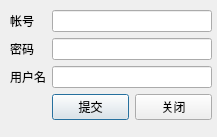
Qt form regist.ui (lwher/Library-System) before a commit.
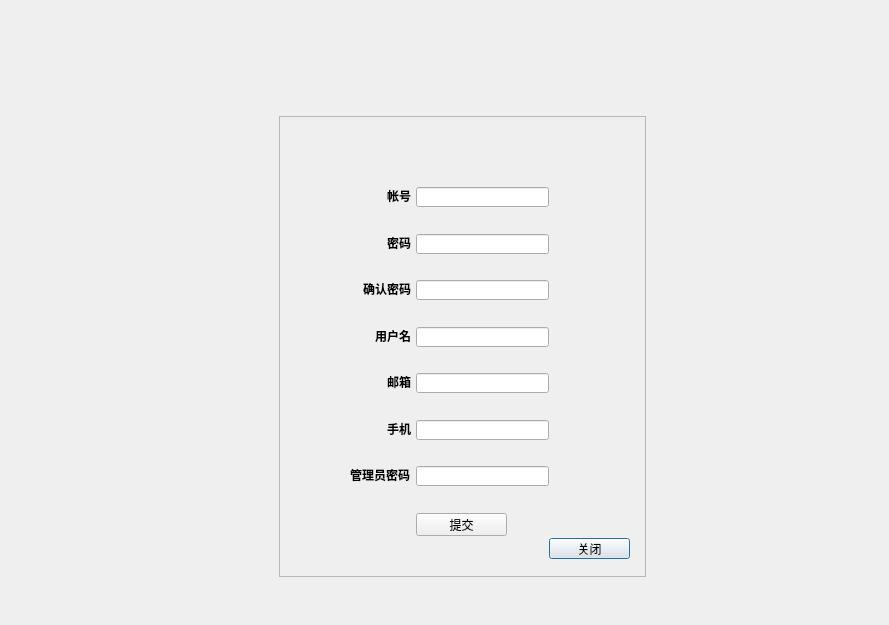
The same form after that commit. Icons and pictures are not drawn.

The edit to the form file:
```diff
--- a/regist.ui
+++ b/regist.ui
@@ -2,84 +2,301 @@
 <ui version="4.0">
  <class>regist</class>
  <widget class="QDialog" name="regist">
+  <property name="windowModality">
+   <enum>Qt::NonModal</enum>
+  </property>
+  <property name="enabled">
+   <bool>true</bool>
+  </property>
   <property name="geometry">
    <rect>
     <x>0</x>
     <y>0</y>
-    <width>217</width>
-    <height>137</height>
+    <width>889</width>
+    <height>625</height>
    </rect>
   </property>
   <property name="windowTitle">
    <string>Dialog</string>
   </property>
-  <widget class="QWidget" name="gridLayoutWidget">
+  <property name="styleSheet">
+   <string notr="true"/>
+  </property>
+  <property name="sizeGripEnabled">
+   <bool>false</bool>
+  </property>
+  <widget class="QLineEdit" name="key_edit">
    <property name="geometry">
     <rect>
-     <x>10</x>
-     <y>10</y>
-     <width>202</width>
-     <height>111</height>
+     <x>416</x>
+     <y>234</y>
+     <width>133</width>
+     <height>20</height>
     </rect>
    </property>
-   <layout class="QGridLayout" name="gridLayout">
-    <item row="3" column="1">
-     <widget class="QLineEdit" name="name_edit"/>
-    </item>
-    <item row="3" column="0">
-     <widget class="QLabel" name="label_3">
-      <property name="text">
-       <string>用户名</string>
-      </property>
-     </widget>
-    </item>
-    <item row="0" column="1">
-     <widget class="QLineEdit" name="id_edit"/>
-    </item>
-    <item row="0" column="0">
-     <widget class="QLabel" name="label">
-      <property name="frameShape">
-       <enum>QFrame::NoFrame</enum>
-      </property>
-      <property name="text">
-       <string>帐号</string>
-      </property>
-     </widget>
-    </item>
-    <item row="2" column="0">
-     <widget class="QLabel" name="label_2">
-      <property name="text">
-       <string>密码</string>
-      </property>
-     </widget>
-    </item>
-    <item row="2" column="1">
-     <widget class="QLineEdit" name="key_edit">
-      <property name="echoMode">
-       <enum>QLineEdit::Normal</enum>
-      </property>
-     </widget>
-    </item>
-    <item row="4" column="1">
-     <layout class="QHBoxLayout" name="horizontalLayout">
-      <item>
-       <widget class="QPushButton" name="submit_but">
-        <property name="text">
-         <string>提交</string>
-        </property>
-       </widget>
-      </item>
-      <item>
-       <widget class="QPushButton" name="exit_but">
-        <property name="text">
-         <string>关闭</string>
-        </property>
-       </widget>
-      </item>
-     </layout>
-    </item>
-   </layout>
+   <property name="echoMode">
+    <enum>QLineEdit::Normal</enum>
+   </property>
   </widget>
+  <widget class="QLabel" name="label_2">
+   <property name="geometry">
+    <rect>
+     <x>350</x>
+     <y>234</y>
+     <width>61</width>
+     <height>17</height>
+    </rect>
+   </property>
+   <property name="styleSheet">
+    <string notr="true">font: 75 9pt &quot;微软雅黑&quot;;</string>
+   </property>
+   <property name="text">
+    <string>&lt;html&gt;&lt;head/&gt;&lt;body&gt;&lt;p align=&quot;right&quot;&gt;&lt;span style=&quot; font-weight:600;&quot;&gt;密码&lt;/span&gt;&lt;/p&gt;&lt;/body&gt;&lt;/html&gt;</string>
+   </property>
+  </widget>
+  <widget class="QLabel" name="label_6">
+   <property name="geometry">
+    <rect>
+     <x>350</x>
+     <y>466</y>
+     <width>60</width>
+     <height>17</height>
+    </rect>
+   </property>
+   <property name="styleSheet">
+    <string notr="true">font: 75 9pt &quot;微软雅黑&quot;;</string>
+   </property>
+   <property name="text">
+    <string>&lt;html&gt;&lt;head/&gt;&lt;body&gt;&lt;p align=&quot;right&quot;&gt;&lt;span style=&quot; font-weight:600;&quot;&gt;管理员密码&lt;/span&gt;&lt;/p&gt;&lt;/body&gt;&lt;/html&gt;</string>
+   </property>
+  </widget>
+  <widget class="QLineEdit" name="admin_edit">
+   <property name="geometry">
+    <rect>
+     <x>416</x>
+     <y>466</y>
+     <width>133</width>
+     <height>20</height>
+    </rect>
+   </property>
+  </widget>
+  <widget class="QLabel" name="label">
+   <property name="enabled">
+    <bool>true</bool>
+   </property>
+   <property name="geometry">
+    <rect>
+     <x>350</x>
+     <y>187</y>
+     <width>61</width>
+     <height>17</height>
+    </rect>
+   </property>
+   <property name="acceptDrops">
+    <bool>false</bool>
+   </property>
+   <property name="styleSheet">
+    <string notr="true">font: 75 9pt &quot;微软雅黑&quot;;</string>
+   </property>
+   <property name="frameShape">
+    <enum>QFrame::NoFrame</enum>
+   </property>
+   <property name="frameShadow">
+    <enum>QFrame::Plain</enum>
+   </property>
+   <property name="text">
+    <string>&lt;html&gt;&lt;head/&gt;&lt;body&gt;&lt;p align=&quot;right&quot;&gt;&lt;span style=&quot; font-weight:600;&quot;&gt;帐号&lt;/span&gt;&lt;/p&gt;&lt;/body&gt;&lt;/html&gt;</string>
+   </property>
+   <property name="scaledContents">
+    <bool>false</bool>
+   </property>
+   <property name="wordWrap">
+    <bool>false</bool>
+   </property>
+  </widget>
+  <widget class="QLineEdit" name="email_edit">
+   <property name="geometry">
+    <rect>
+     <x>416</x>
+     <y>373</y>
+     <width>133</width>
+     <height>20</height>
+    </rect>
+   </property>
+  </widget>
+  <widget class="QLineEdit" name="id_edit">
+   <property name="geometry">
+    <rect>
+     <x>416</x>
+     <y>187</y>
+     <width>133</width>
+     <height>20</height>
+    </rect>
+   </property>
+  </widget>
+  <widget class="QLineEdit" name="name_edit">
+   <property name="geometry">
+    <rect>
+     <x>416</x>
+     <y>327</y>
+     <width>133</width>
+     <height>20</height>
+    </rect>
+   </property>
+  </widget>
+  <widget class="QLabel" name="label_3">
+   <property name="geometry">
+    <rect>
+     <x>350</x>
+     <y>327</y>
+     <width>61</width>
+     <height>17</height>
+    </rect>
+   </property>
+   <property name="styleSheet">
+    <string notr="true">font: 75 9pt &quot;微软雅黑&quot;;</string>
+   </property>
+   <property name="text">
+    <string>&lt;html&gt;&lt;head/&gt;&lt;body&gt;&lt;p align=&quot;right&quot;&gt;&lt;span style=&quot; font-weight:600;&quot;&gt;用户名&lt;/span&gt;&lt;/p&gt;&lt;/body&gt;&lt;/html&gt;</string>
+   </property>
+  </widget>
+  <widget class="QLineEdit" name="phone_edit">
+   <property name="geometry">
+    <rect>
+     <x>416</x>
+     <y>420</y>
+     <width>133</width>
+     <height>20</height>
+    </rect>
+   </property>
+  </widget>
+  <widget class="QLabel" name="label_5">
+   <property name="geometry">
+    <rect>
+     <x>350</x>
+     <y>420</y>
+     <width>61</width>
+     <height>17</height>
+    </rect>
+   </property>
+   <property name="styleSheet">
+    <string notr="true">font: 75 9pt &quot;微软雅黑&quot;;
+border-color: rgb(255, 255, 255);</string>
+   </property>
+   <property name="frameShape">
+    <enum>QFrame::NoFrame</enum>
+   </property>
+   <property name="text">
+    <string>&lt;html&gt;&lt;head/&gt;&lt;body&gt;&lt;p align=&quot;right&quot;&gt;&lt;span style=&quot; font-weight:600;&quot;&gt;手机&lt;/span&gt;&lt;/p&gt;&lt;/body&gt;&lt;/html&gt;</string>
+   </property>
+  </widget>
+  <widget class="QLabel" name="label_4">
+   <property name="geometry">
+    <rect>
+     <x>350</x>
+     <y>373</y>
+     <width>61</width>
+     <height>17</height>
+    </rect>
+   </property>
+   <property name="styleSheet">
+    <string notr="true">font: 75 9pt &quot;微软雅黑&quot;;</string>
+   </property>
+   <property name="text">
+    <string>&lt;html&gt;&lt;head/&gt;&lt;body&gt;&lt;p align=&quot;right&quot;&gt;&lt;span style=&quot; font-weight:600;&quot;&gt;邮箱&lt;/span&gt;&lt;/p&gt;&lt;/body&gt;&lt;/html&gt;</string>
+   </property>
+  </widget>
+  <widget class="QFrame" name="frame">
+   <property name="enabled">
+    <bool>true</bool>
+   </property>
+   <property name="geometry">
+    <rect>
+     <x>279</x>
+     <y>116</y>
+     <width>367</width>
+     <height>461</height>
+    </rect>
+   </property>
+   <property name="styleSheet">
+    <string notr="true">background-image: url(:/new/prefix1/picture/注册.png);</string>
+   </property>
+   <property name="frameShape">
+    <enum>QFrame::StyledPanel</enum>
+   </property>
+   <property name="frameShadow">
+    <enum>QFrame::Raised</enum>
+   </property>
+  </widget>
+  <widget class="QPushButton" name="exit_but">
+   <property name="geometry">
+    <rect>
+     <x>549</x>
+     <y>538</y>
+     <width>81</width>
+     <height>21</height>
+    </rect>
+   </property>
+   <property name="text">
+    <string>关闭</string>
+   </property>
+  </widget>
+  <widget class="QPushButton" name="submit_but">
+   <property name="geometry">
+    <rect>
+     <x>416</x>
+     <y>513</y>
+     <width>91</width>
+     <height>23</height>
+    </rect>
+   </property>
+   <property name="text">
+    <string>提交</string>
+   </property>
+  </widget>
+  <widget class="QLabel" name="label_7">
+   <property name="geometry">
+    <rect>
+     <x>350</x>
+     <y>280</y>
+     <width>61</width>
+     <height>17</height>
+    </rect>
+   </property>
+   <property name="styleSheet">
+    <string notr="true">font: 75 9pt &quot;微软雅黑&quot;;</string>
+   </property>
+   <property name="text">
+    <string>&lt;html&gt;&lt;head/&gt;&lt;body&gt;&lt;p align=&quot;right&quot;&gt;&lt;span style=&quot; font-weight:600;&quot;&gt;确认密码&lt;/span&gt;&lt;/p&gt;&lt;/body&gt;&lt;/html&gt;</string>
+   </property>
+  </widget>
+  <widget class="QLineEdit" name="confirm_edit">
+   <property name="geometry">
+    <rect>
+     <x>416</x>
+     <y>280</y>
+     <width>133</width>
+     <height>20</height>
+    </rect>
+   </property>
+  </widget>
+  <zorder>frame</zorder>
+  <zorder>key_edit</zorder>
+  <zorder>label_2</zorder>
+  <zorder>label_6</zorder>
+  <zorder>admin_edit</zorder>
+  <zorder>label</zorder>
+  <zorder>email_edit</zorder>
+  <zorder>id_edit</zorder>
+  <zorder>name_edit</zorder>
+  <zorder>label_3</zorder>
+  <zorder>phone_edit</zorder>
+  <zorder>label_5</zorder>
+  <zorder>label_4</zorder>
+  <zorder>exit_but</zorder>
+  <zorder>confirm_edit</zorder>
+  <zorder>label_7</zorder>
+  <zorder>submit_but</zorder>
  </widget>
  <resources/>
  <connections/>
```
